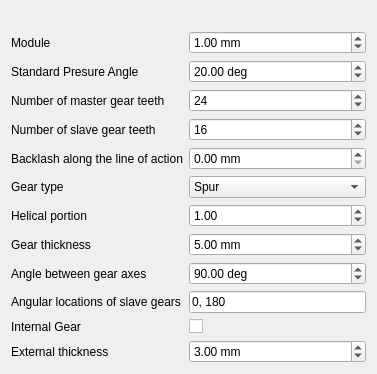
First picture: the form in freecad/invgears/Resources/ui/gears.ui, repository sebasg84/InvGears, before the edit.
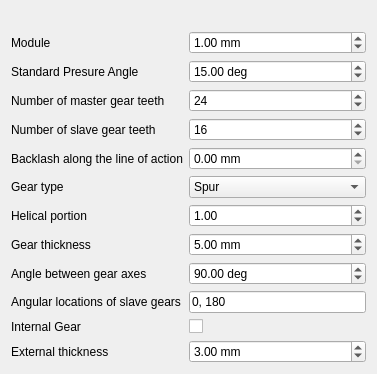
Second picture: the form after the edit.

The edit to the form file:
```diff
--- a/freecad/invgears/Resources/ui/gears.ui
+++ b/freecad/invgears/Resources/ui/gears.ui
@@ -23,7 +23,7 @@
       <double>89.989999999999995</double>
      </property>
      <property name="value">
-      <double>20.000000000000000</double>
+      <double>15.000000000000000</double>
      </property>
     </widget>
    </item>
```
